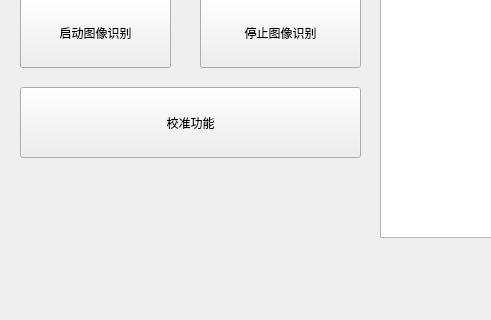
Baxianxiahai/med, file cebs/form_qt/cebsMainForm.ui: the form before one commit; both pictures show x 0 to 491 and y 226 to 546 of the 1202 by 546 pixel window.
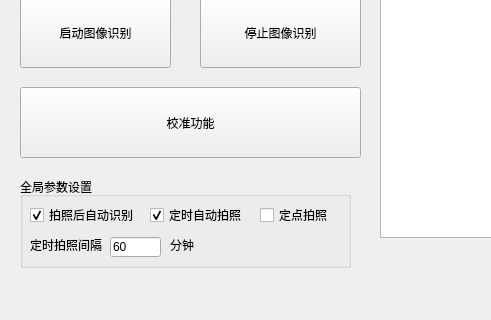
The form after the commit.

Patch:
```diff
--- a/cebs/form_qt/cebsMainForm.ui
+++ b/cebs/form_qt/cebsMainForm.ui
@@ -10,6 +10,12 @@
     <height>546</height>
    </rect>
   </property>
+  <property name="sizePolicy">
+   <sizepolicy hsizetype="Preferred" vsizetype="Preferred">
+    <horstretch>0</horstretch>
+    <verstretch>0</verstretch>
+   </sizepolicy>
+  </property>
   <property name="minimumSize">
    <size>
     <width>1202</width>
@@ -182,6 +188,106 @@
      <string>停止图像识别</string>
     </property>
    </widget>
+   <widget class="QGroupBox" name="groupBox_gpar">
+    <property name="geometry">
+     <rect>
+      <x>20</x>
+      <y>380</y>
+      <width>331</width>
+      <height>91</height>
+     </rect>
+    </property>
+    <property name="title">
+     <string>全局参数设置</string>
+    </property>
+    <widget class="QCheckBox" name="checkBox_gpar_autoIdf">
+     <property name="geometry">
+      <rect>
+       <x>10</x>
+       <y>30</y>
+       <width>111</width>
+       <height>16</height>
+      </rect>
+     </property>
+     <property name="text">
+      <string>拍照后自动识别</string>
+     </property>
+     <property name="checked">
+      <bool>true</bool>
+     </property>
+    </widget>
+    <widget class="QLineEdit" name="lineEdit_gpar_picTti">
+     <property name="geometry">
+      <rect>
+       <x>90</x>
+       <y>60</y>
+       <width>51</width>
+       <height>20</height>
+      </rect>
+     </property>
+     <property name="text">
+      <string>60</string>
+     </property>
+    </widget>
+    <widget class="QLabel" name="label_gpar_picTti_title">
+     <property name="geometry">
+      <rect>
+       <x>10</x>
+       <y>60</y>
+       <width>81</width>
+       <height>16</height>
+      </rect>
+     </property>
+     <property name="text">
+      <string>定时拍照间隔</string>
+     </property>
+    </widget>
+    <widget class="QLabel" name="label_gpar_picTti_min">
+     <property name="geometry">
+      <rect>
+       <x>150</x>
+       <y>60</y>
+       <width>31</width>
+       <height>16</height>
+      </rect>
+     </property>
+     <property name="text">
+      <string>分钟</string>
+     </property>
+    </widget>
+    <widget class="QCheckBox" name="checkBox_gpar_autoPic">
+     <property name="geometry">
+      <rect>
+       <x>130</x>
+       <y>30</y>
+       <width>111</width>
+       <height>16</height>
+      </rect>
+     </property>
+     <property name="text">
+      <string>定时自动拍照</string>
+     </property>
+     <property name="checked">
+      <bool>true</bool>
+     </property>
+    </widget>
+    <widget class="QCheckBox" name="checkBox_gpar_picFixPos">
+     <property name="geometry">
+      <rect>
+       <x>240</x>
+       <y>30</y>
+       <width>71</width>
+       <height>16</height>
+      </rect>
+     </property>
+     <property name="text">
+      <string>定点拍照</string>
+     </property>
+     <property name="checked">
+      <bool>false</bool>
+     </property>
+    </widget>
+   </widget>
   </widget>
   <widget class="QMenuBar" name="menubar">
    <property name="geometry">
```
